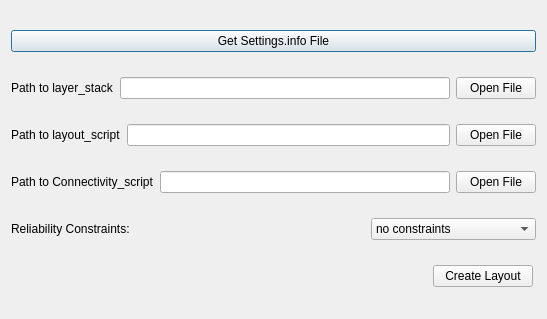
Above: qt/ui/editLayout.ui from e3da/PowerSynth2-gui before the change. Below: the same form after it.
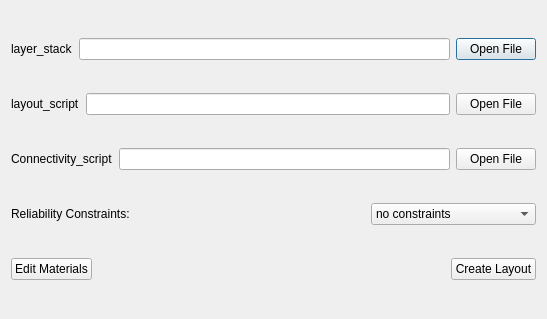
That is the form after the change.

Commit message: adjust gui elements removing settings info buttons

Patch:
```diff
--- a/qt/ui/editLayout.ui
+++ b/qt/ui/editLayout.ui
@@ -15,18 +15,11 @@
   </property>
   <layout class="QGridLayout" name="gridLayout">
    <item row="0" column="0">
-    <widget class="QPushButton" name="btn_get_settings">
-     <property name="text">
-      <string>Get Settings.info File</string>
-     </property>
-    </widget>
-   </item>
-   <item row="1" column="0">
     <layout class="QHBoxLayout" name="horizontalLayout_4">
      <item>
       <widget class="QLabel" name="label_4">
        <property name="text">
-        <string>Path to layer_stack</string>
+        <string>layer_stack</string>
        </property>
       </widget>
      </item>
@@ -61,11 +54,50 @@
     </layout>
    </item>
    <item row="2" column="0">
+    <layout class="QHBoxLayout" name="horizontalLayout_6">
+     <item>
+      <widget class="QLabel" name="label_5">
+       <property name="text">
+        <string>Connectivity_script</string>
+       </property>
+      </widget>
+     </item>
+     <item>
+      <widget class="QLineEdit" name="lineEdit_bondwire"/>
+     </item>
+     <item>
+      <widget class="QPushButton" name="btn_open_bondwire">
+       <property name="sizePolicy">
+        <sizepolicy hsizetype="Maximum" vsizetype="Fixed">
+         <horstretch>0</horstretch>
+         <verstretch>0</verstretch>
+        </sizepolicy>
+       </property>
+       <property name="minimumSize">
+        <size>
+         <width>0</width>
+         <height>0</height>
+        </size>
+       </property>
+       <property name="maximumSize">
+        <size>
+         <width>85</width>
+         <height>16777215</height>
+        </size>
+       </property>
+       <property name="text">
+        <string>Open File</string>
+       </property>
+      </widget>
+     </item>
+    </layout>
+   </item>
+   <item row="1" column="0">
     <layout class="QHBoxLayout" name="horizontalLayout_2">
      <item>
       <widget class="QLabel" name="label_2">
        <property name="text">
-        <string>Path to layout_script</string>
+        <string>layout_script</string>
        </property>
       </widget>
      </item>
@@ -100,45 +132,6 @@
     </layout>
    </item>
    <item row="3" column="0">
-    <layout class="QHBoxLayout" name="horizontalLayout_6">
-     <item>
-      <widget class="QLabel" name="label_5">
-       <property name="text">
-        <string>Path to Connectivity_script</string>
-       </property>
-      </widget>
-     </item>
-     <item>
-      <widget class="QLineEdit" name="lineEdit_bondwire"/>
-     </item>
-     <item>
-      <widget class="QPushButton" name="btn_open_bondwire">
-       <property name="sizePolicy">
-        <sizepolicy hsizetype="Maximum" vsizetype="Fixed">
-         <horstretch>0</horstretch>
-         <verstretch>0</verstretch>
-        </sizepolicy>
-       </property>
-       <property name="minimumSize">
-        <size>
-         <width>0</width>
-         <height>0</height>
-        </size>
-       </property>
-       <property name="maximumSize">
-        <size>
-         <width>85</width>
-         <height>16777215</height>
-        </size>
-       </property>
-       <property name="text">
-        <string>Open File</string>
-       </property>
-      </widget>
-     </item>
-    </layout>
-   </item>
-   <item row="4" column="0">
     <layout class="QHBoxLayout" name="horizontalLayout">
      <item>
       <widget class="QLabel" name="label">
@@ -184,8 +177,15 @@
      </item>
     </layout>
    </item>
-   <item row="5" column="0">
+   <item row="4" column="0">
     <layout class="QHBoxLayout" name="horizontalLayout_5">
+     <item>
+      <widget class="QPushButton" name="pushButton">
+       <property name="text">
+        <string>Edit Materials</string>
+       </property>
+      </widget>
+     </item>
      <item>
       <spacer name="horizontalSpacer_2">
        <property name="orientation">
```
The commit also changes 12 other files.
